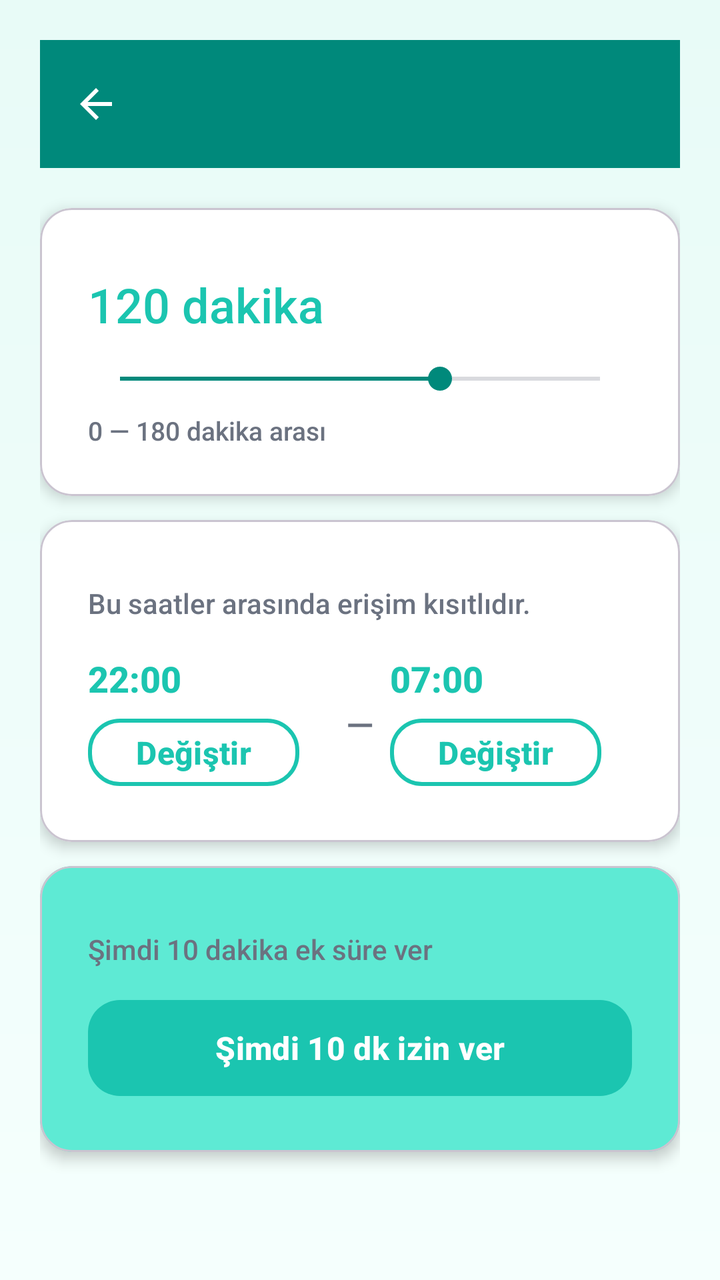
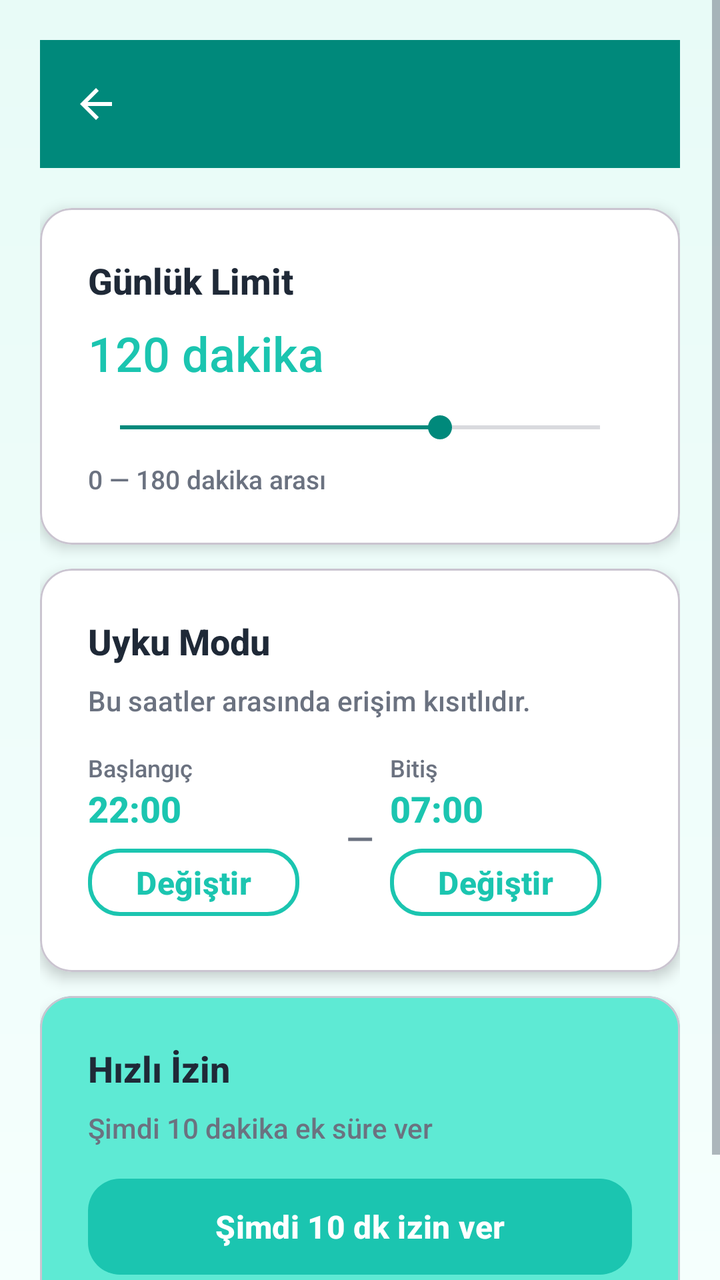

Compare the two renders of this Android layout. The source of the first and the diff that turns it into the second are given below.
<!-- AndroidManifest.xml: application theme Theme.BrainBuddy -->
<!-- res/layout/activity_screen_time.xml -->
<?xml version="1.0" encoding="utf-8"?>
<ScrollView xmlns:android="http://schemas.android.com/apk/res/android"
    xmlns:app="http://schemas.android.com/apk/res-auto"
    android:layout_width="match_parent"
    android:layout_height="match_parent"
    android:orientation="vertical"
    android:background="@drawable/bg_gradient"
    android:fillViewport="true">

    <LinearLayout
        android:layout_width="match_parent"
        android:layout_height="wrap_content"
        android:orientation="vertical"
        android:padding="20dp">

        <com.google.android.material.appbar.MaterialToolbar
            android:id="@+id/toolbar"
            android:layout_width="match_parent"
            android:layout_height="?attr/actionBarSize"
            android:background="@color/bb_turquoise_dark"
            app:titleTextColor="@color/white"
            app:navigationIcon="?attr/homeAsUpIndicator"
            app:navigationIconTint="@color/white"/>

        <com.google.android.material.card.MaterialCardView
            style="@style/BB.Card"
            android:layout_width="match_parent"
            android:layout_height="wrap_content"
            android:layout_marginTop="20dp"
            app:cardBackgroundColor="@color/white"
            app:cardCornerRadius="16dp"
            app:cardElevation="4dp">

            <LinearLayout
                android:layout_width="match_parent"
                android:layout_height="wrap_content"
                android:orientation="vertical"
                android:padding="24dp">

                <TextView
                    android:text="Günlük Limit"
                    android:textSize="18sp"
                    android:textStyle="bold"
                    android:textColor="@color/bb_text"/>

                <TextView
                    android:id="@+id/tvMinutesValue"
                    android:layout_width="match_parent"
                    android:layout_height="wrap_content"
                    android:layout_marginTop="8dp"
                    android:text="120 dakika"
                    android:textSize="24sp"
                    android:textColor="@color/bb_turquoise"/>

                <SeekBar
                    android:id="@+id/seekMinutes"
                    android:layout_width="match_parent"
                    android:layout_height="wrap_content"
                    android:layout_marginTop="12dp"
                    android:max="180"
                    android:progress="120"/>

                <TextView
                    android:layout_width="match_parent"
                    android:layout_height="wrap_content"
                    android:layout_marginTop="8dp"
                    android:text="0 — 180 dakika arası"
                    android:textSize="13sp"
                    android:textColor="@color/bb_text_muted"/>
            </LinearLayout>
        </com.google.android.material.card.MaterialCardView>

        <com.google.android.material.card.MaterialCardView
            style="@style/BB.Card"
            android:layout_width="match_parent"
            android:layout_height="wrap_content"
            android:layout_marginTop="12dp"
            app:cardBackgroundColor="@color/white"
            app:cardCornerRadius="16dp"
            app:cardElevation="4dp">

            <LinearLayout
                android:layout_width="match_parent"
                android:layout_height="wrap_content"
                android:orientation="vertical"
                android:padding="24dp">

                <TextView
                    android:text="Uyku Modu"
                    android:textSize="18sp"
                    android:textStyle="bold"
                    android:textColor="@color/bb_text"/>

                <TextView
                    android:layout_width="match_parent"
                    android:layout_height="wrap_content"
                    android:layout_marginTop="8dp"
                    android:text="Bu saatler arasında erişim kısıtlıdır."
                    android:textSize="14sp"
                    android:textColor="@color/bb_text_muted"/>

                <LinearLayout
                    android:layout_width="match_parent"
                    android:layout_height="wrap_content"
                    android:orientation="horizontal"
                    android:layout_marginTop="16dp"
                    android:gravity="center_vertical">

                    <LinearLayout
                        android:layout_width="0dp"
                        android:layout_height="wrap_content"
                        android:layout_weight="1"
                        android:orientation="vertical">

                        <TextView
                            android:text="Başlangıç"
                            android:textSize="12sp"
                            android:textColor="@color/bb_text_muted"/>

                        <TextView
                            android:id="@+id/tvSleepStart"
                            android:layout_width="wrap_content"
                            android:layout_height="wrap_content"
                            android:textSize="18sp"
                            android:textStyle="bold"
                            android:textColor="@color/bb_primary"
                            android:text="22:00"/>

                        <com.google.android.material.button.MaterialButton
                            android:id="@+id/btnSleepStart"
                            style="@style/BBButtonAlt"
                            android:layout_width="wrap_content"
                            android:layout_height="wrap_content"
                            android:layout_marginTop="4dp"
                            android:text="Değiştir"
                            android:minWidth="0dp"
                            android:minHeight="0dp"
                            android:paddingHorizontal="12dp"/>
                    </LinearLayout>

                    <TextView
                        android:layout_width="wrap_content"
                        android:layout_height="wrap_content"
                        android:text="—"
                        android:textSize="18sp"
                        android:textColor="@color/bb_text_muted"
                        android:layout_marginHorizontal="8dp"/>

                    <LinearLayout
                        android:layout_width="0dp"
                        android:layout_height="wrap_content"
                        android:layout_weight="1"
                        android:orientation="vertical">

                        <TextView
                            android:text="Bitiş"
                            android:textSize="12sp"
                            android:textColor="@color/bb_text_muted"/>

                        <TextView
                            android:id="@+id/tvSleepEnd"
                            android:layout_width="wrap_content"
                            android:layout_height="wrap_content"
                            android:textSize="18sp"
                            android:textStyle="bold"
                            android:textColor="@color/bb_primary"
                            android:text="07:00"/>

                        <com.google.android.material.button.MaterialButton
                            android:id="@+id/btnSleepEnd"
                            style="@style/BBButtonAlt"
                            android:layout_width="wrap_content"
                            android:layout_height="wrap_content"
                            android:layout_marginTop="4dp"
                            android:text="Değiştir"
                            android:minWidth="0dp"
                            android:minHeight="0dp"
                            android:paddingHorizontal="12dp"/>
                    </LinearLayout>
                </LinearLayout>
            </LinearLayout>
        </com.google.android.material.card.MaterialCardView>

        <com.google.android.material.card.MaterialCardView
            style="@style/BB.Card"
            android:layout_width="match_parent"
            android:layout_height="wrap_content"
            android:layout_marginTop="12dp"
            android:layout_marginBottom="24dp"
            app:cardBackgroundColor="@color/bb_turquoise_light"
            app:cardCornerRadius="16dp"
            app:cardElevation="4dp">

            <LinearLayout
                android:layout_width="match_parent"
                android:layout_height="wrap_content"
                android:orientation="vertical"
                android:padding="24dp">

                <TextView
                    android:text="Hızlı İzin"
                    android:textSize="18sp"
                    android:textStyle="bold"
                    android:textColor="@color/bb_text"/>

                <TextView
                    android:layout_width="match_parent"
                    android:layout_height="wrap_content"
                    android:layout_marginTop="8dp"
                    android:text="Şimdi 10 dakika ek süre ver"
                    android:textSize="14sp"
                    android:textColor="@color/bb_text_muted"/>

                <com.google.android.material.button.MaterialButton
                    android:id="@+id/btnGrant10Min"
                    style="@style/BBButton"
                    android:layout_width="match_parent"
                    android:layout_height="wrap_content"
                    android:layout_marginTop="12dp"
                    android:text="Şimdi 10 dk izin ver"/>
            </LinearLayout>
        </com.google.android.material.card.MaterialCardView>
    </LinearLayout>
</ScrollView>
<!-- resources referenced by this layout -->
<resources>
  <color name="bb_primary">#1BC5B0</color>
  <color name="bb_text">#1F2937</color>
  <color name="bb_text_muted">#6B7280</color>
  <color name="bb_turquoise">#1BC5B0</color>
  <color name="bb_turquoise_dark">#00897B</color>
  <color name="bb_turquoise_light">#5EEAD4</color>
  <color name="white">#FFFFFF</color>
  <!-- drawable bg_gradient (drawable) -->
  <?xml version="1.0" encoding="utf-8"?>
  <layer-list xmlns:android="http://schemas.android.com/apk/res/android">
      <item>
          <shape>
              <gradient
                  android:angle="270"
                  android:startColor="#E8FBF7"
                  android:endColor="#F5FFFD"/>
          </shape>
      </item>
  </layer-list>
  <style name="BB.Card">
          <item name="android:background">@drawable/bg_card</item>
          <item name="android:padding">20dp</item>
      </style>
  <style name="BBButton" parent="Widget.Material3.Button">
          <item name="android:minHeight">56dp</item>
          <item name="android:paddingStart">24dp</item>
          <item name="android:paddingEnd">24dp</item>
          <item name="cornerRadius">16dp</item>
          <item name="android:textAllCaps">false</item>
          <item name="android:textColor">@color/white</item>
          <item name="android:textSize">16sp</item>
          <item name="android:textStyle">bold</item>
          <item name="backgroundTint">@color/bb_primary</item>
      </style>
  <style name="BBButtonAlt" parent="Widget.Material3.Button.OutlinedButton">
          <item name="android:minHeight">56dp</item>
          <item name="cornerRadius">16dp</item>
          <item name="android:textAllCaps">false</item>
          <item name="android:textColor">@color/bb_primary</item>
          <item name="strokeColor">@color/bb_primary</item>
          <item name="strokeWidth">2dp</item>
      </style>
  <style name="Theme.BrainBuddy" parent="Theme.Material3.DayNight.NoActionBar">
          <item name="colorPrimary">@color/bb_primary</item>
          <item name="colorOnPrimary">@color/white</item>
          <item name="colorSecondary">@color/bb_secondary</item>
          <item name="colorOnSecondary">@color/white</item>
          <item name="colorTertiary">@color/bb_accent</item>
          <item name="colorOnTertiary">@color/black</item>
          <item name="colorError">@color/bb_error</item>
          <item name="colorSurface">@color/bb_bg</item>
          <item name="colorOnSurface">@color/bb_text</item>
          <item name="colorSurfaceContainer">@color/bb_surface_container</item>
          <item name="colorOnSurfaceVariant">@color/bb_text_muted</item>
          <item name="android:windowBackground">@drawable/bg_gradient</item>
          <item name="android:textColorPrimary">@color/bb_text</item>
          <item name="android:textColorSecondary">@color/bb_text_muted</item>
          <item name="materialButtonStyle">@style/BBButton</item>
          <item name="android:fontFamily">sans-serif-medium</item>
      </style>
  <!-- drawable bg_card (drawable) -->
  <?xml version="1.0" encoding="utf-8"?>
  <shape xmlns:android="http://schemas.android.com/apk/res/android">
      <solid android:color="@color/bb_card"/>
      <corners android:radius="20dp"/>
      <padding
          android:left="16dp"
          android:top="16dp"
          android:right="16dp"
          android:bottom="16dp"/>
  </shape>
  <color name="bb_secondary">#00897B</color>
  <color name="bb_accent">#FFC107</color>
  <color name="black">#000000</color>
  <color name="bb_error">#FF5252</color>
  <color name="bb_bg">#E8FBF7</color>
  <color name="bb_surface_container">#F0FDF9</color>
  <color name="bb_card">#FFFFFF</color>
</resources>

<!-- the commit's change to res/layout/activity_screen_time.xml (unified diff, before → after) -->
@@ -38,6 +38,8 @@
                 android:padding="24dp">
 
                 <TextView
+                    android:layout_width="match_parent"
+                    android:layout_height="wrap_content"
                     android:text="Günlük Limit"
                     android:textSize="18sp"
                     android:textStyle="bold"
@@ -86,6 +88,8 @@
                 android:padding="24dp">
 
                 <TextView
+                    android:layout_width="match_parent"
+                    android:layout_height="wrap_content"
                     android:text="Uyku Modu"
                     android:textSize="18sp"
                     android:textStyle="bold"
@@ -113,6 +117,8 @@
                         android:orientation="vertical">
 
                         <TextView
+                            android:layout_width="wrap_content"
+                            android:layout_height="wrap_content"
                             android:text="Başlangıç"
                             android:textSize="12sp"
                             android:textColor="@color/bb_text_muted"/>
@@ -153,6 +159,8 @@
                         android:orientation="vertical">
 
                         <TextView
+                            android:layout_width="wrap_content"
+                            android:layout_height="wrap_content"
                             android:text="Bitiş"
                             android:textSize="12sp"
                             android:textColor="@color/bb_text_muted"/>
@@ -198,6 +206,8 @@
                 android:padding="24dp">
 
                 <TextView
+                    android:layout_width="match_parent"
+                    android:layout_height="wrap_content"
                     android:text="Hızlı İzin"
                     android:textSize="18sp"
                     android:textStyle="bold"
